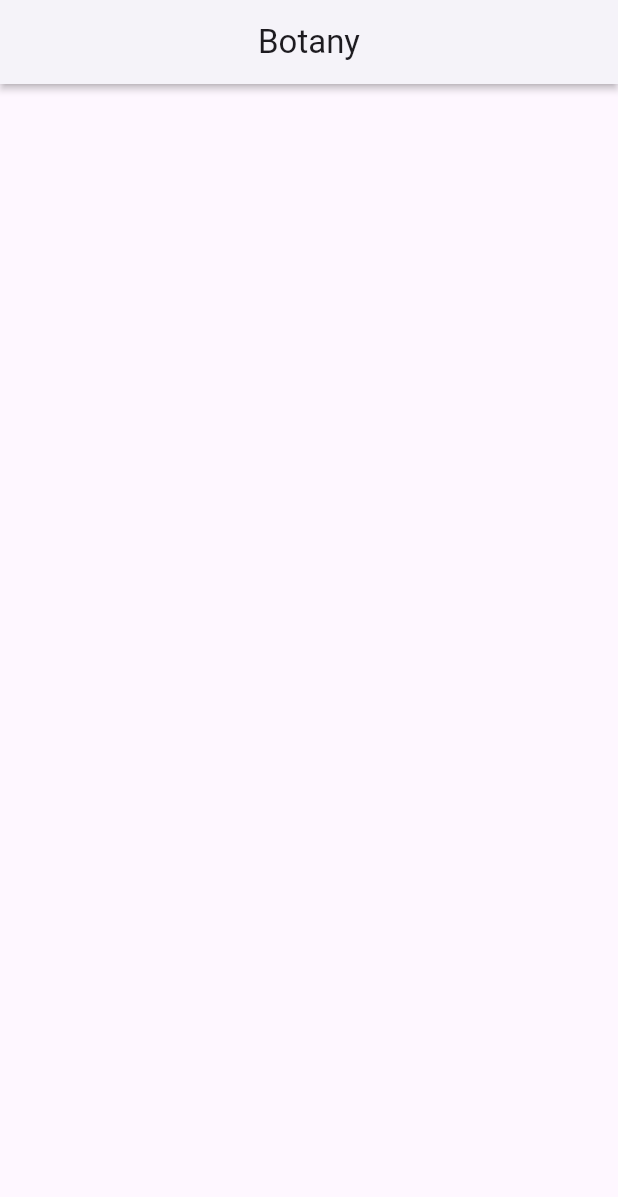
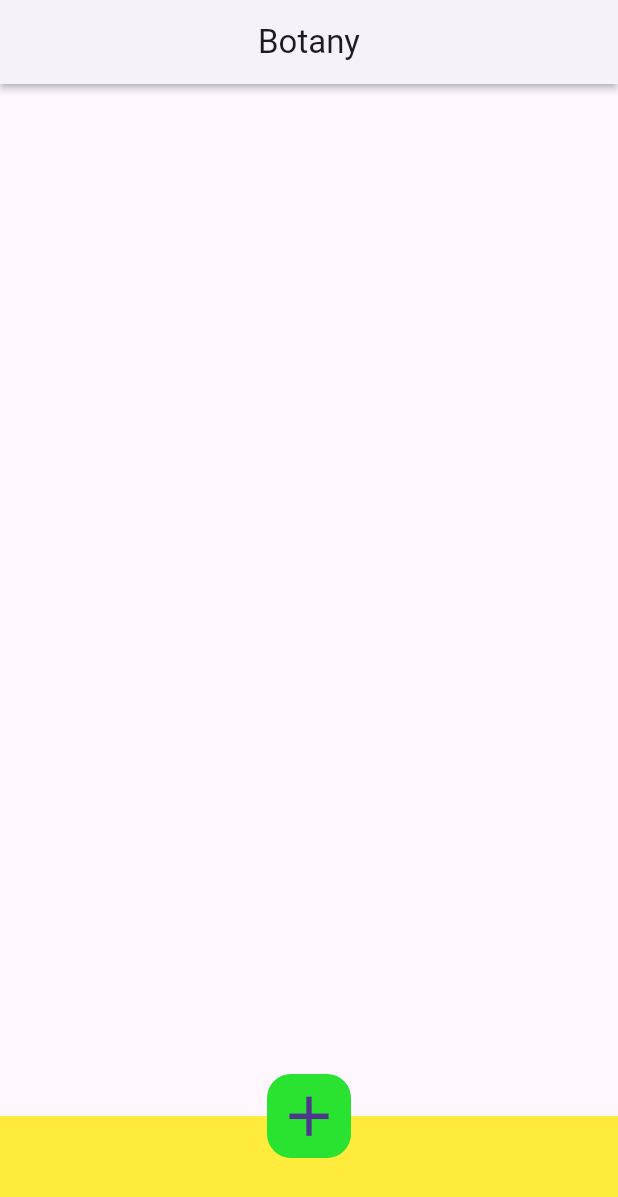
Before and after one commit to SajenTuladhar/Plant-tracking-app, a Flutter app: the screen it shows after launch, on a phone screen of 412 x 824 dp. Shown: the top 1197 px of the screen. Run offline on Flutter 3.47's test engine with Material 3 defaults, Android fonts, the phone set to English and light mode, and no system bars.

Commit message:
add appbar and floating button center docked

```diff
--- a/lib/main.dart
+++ b/lib/main.dart
@@ -1,3 +1,4 @@
+
 import 'package:botany/pages/home_page.dart';
 import 'package:flutter/material.dart';
 
@@ -14,6 +15,7 @@
       home: Homepage(),
       debugShowCheckedModeBanner: false,
 
+
     );
 
   }
--- a/lib/pages/home_page.dart
+++ b/lib/pages/home_page.dart
@@ -1,3 +1,4 @@
+
 import 'package:flutter/material.dart';
 
 class Homepage extends StatelessWidget {
@@ -13,6 +14,17 @@
         centerTitle: true,
         shadowColor: Colors.black,
       ),
-    );
+      floatingActionButtonLocation: FloatingActionButtonLocation.centerDocked,
+      floatingActionButton: FloatingActionButton(
+        onPressed: (){},
+        backgroundColor: const Color.fromARGB(255, 42, 226, 48),
+        elevation: 0,
+
+        child: const Icon(Icons.add, size: 45,),),
+
+        bottomNavigationBar: BottomAppBar(
+          color:Colors.yellow
+        ),
+      );
   }
 }
```
